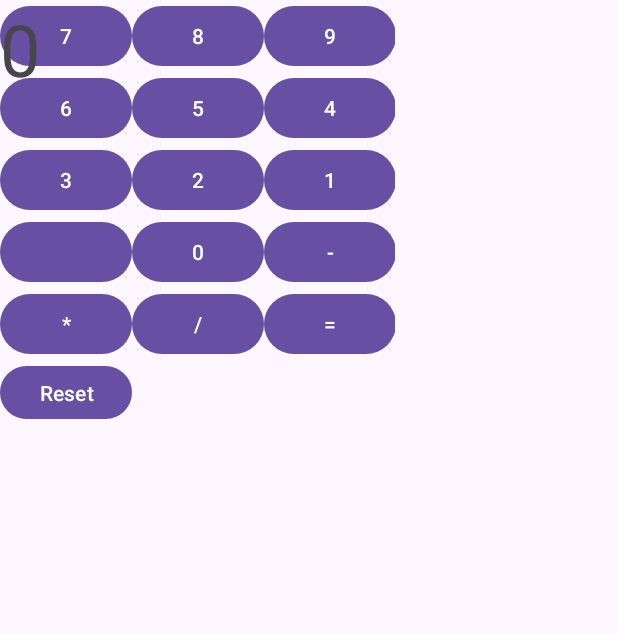
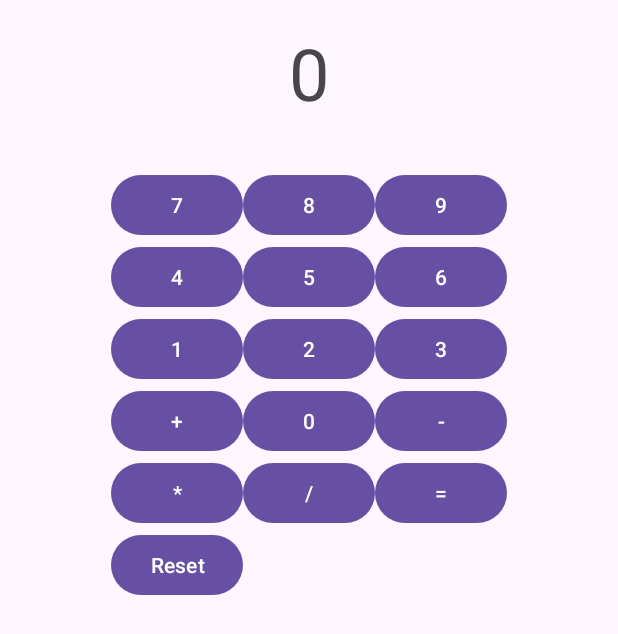
Before and after one commit to dils1809/Calculator, an Android app: the screen it shows after launch (MainActivity), on a phone screen of 412 x 824 dp. Shown: the top 634 px of the screen. Run offline under Robolectric (Android 15) with nearby library versions, the phone set to English and light mode, and no system bars.

Commit message:
first commit

```diff
--- a/app/src/main/res/layout/activity_main.xml
+++ b/app/src/main/res/layout/activity_main.xml
@@ -5,113 +5,126 @@
     android:id="@+id/main"
     android:layout_width="match_parent"
     android:layout_height="match_parent"
-    android:onClick="calcular"
     tools:context=".MainActivity">
 
+    <TextView
+        android:id="@+id/resultado"
+        android:layout_width="0dp"
+        android:layout_height="wrap_content"
+        android:text="0"
+        android:textSize="48sp"
+        android:gravity="center_horizontal"
+        android:layout_marginTop="16dp"
+        app:layout_constraintTop_toTopOf="parent"
+        app:layout_constraintStart_toStartOf="parent"
+        app:layout_constraintEnd_toEndOf="parent"/>
+
     <TableLayout
-        android:layout_width="263dp"
-        android:layout_height="283dp"
-        tools:layout_editor_absoluteX="63dp"
-        tools:layout_editor_absoluteY="318dp">
+        android:layout_width="wrap_content"
+        android:layout_height="wrap_content"
+        app:layout_constraintTop_toBottomOf="@id/resultado"
+        app:layout_constraintStart_toStartOf="parent"
+        app:layout_constraintEnd_toEndOf="parent"
+        android:layout_marginTop="32dp">
 
         <TableRow
             android:layout_width="wrap_content"
-            android:layout_height="match_parent">
+            android:layout_height="wrap_content">
 
             <Button
-                android:id="@+id/button"
+                android:id="@+id/button_7"
                 android:layout_width="wrap_content"
                 android:layout_height="wrap_content"
                 android:onClick="calcular"
                 android:text="7" />
 
             <Button
-                android:id="@+id/button2"
+                android:id="@+id/button_8"
                 android:layout_width="wrap_content"
                 android:layout_height="wrap_content"
                 android:onClick="calcular"
                 android:text="8" />
 
             <Button
-                android:id="@+id/button3"
+                android:id="@+id/button_9"
                 android:layout_width="wrap_content"
                 android:layout_height="wrap_content"
                 android:onClick="calcular"
                 android:text="9" />
-
         </TableRow>
 
         <TableRow
-            android:layout_width="match_parent"
-            android:layout_height="match_parent">
+            android:layout_width="wrap_content"
+            android:layout_height="wrap_content">
 
             <Button
-                android:id="@+id/button"
+                android:id="@+id/button_4"
                 android:layout_width="wrap_content"
                 android:layout_height="wrap_content"
                 android:onClick="calcular"
-                android:text="6" />
+                android:text="4" />
 
             <Button
-                android:id="@+id/button2"
+                android:id="@+id/button_5"
                 android:layout_width="wrap_content"
                 android:layout_height="wrap_content"
                 android:onClick="calcular"
                 android:text="5" />
 
             <Button
-                android:id="@+id/button3"
+                android:id="@+id/button_6"
                 android:layout_width="wrap_content"
                 android:layout_height="wrap_content"
                 android:onClick="calcular"
-                android:text="4" />
+                android:text="6" />
         </TableRow>
 
         <TableRow
-            android:layout_width="match_parent"
-            android:layout_height="match_parent">
+            android:layout_width="wrap_content"
+            android:layout_height="wrap_content">
 
             <Button
-                android:id="@+id/button"
+                android:id="@+id/button_1"
                 android:layout_width="wrap_content"
                 android:layout_height="wrap_content"
                 android:onClick="calcular"
-                android:text="3" />
+                android:text="1" />
 
             <Button
-                android:id="@+id/button2"
+                android:id="@+id/button_2"
                 android:layout_width="wrap_content"
                 android:layout_height="wrap_content"
                 android:onClick="calcular"
                 android:text="2" />
 
             <Button
-                android:id="@+id/button3"
+                android:id="@+id/button_3"
                 android:layout_width="wrap_content"
                 android:layout_height="wrap_content"
-                android:text="1" />
+                android:onClick="calcular"
+                android:text="3" />
         </TableRow>
 
         <TableRow
-            android:layout_width="match_parent"
-            android:layout_height="match_parent">
+            android:layout_width="wrap_content"
+            android:layout_height="wrap_content">
 
             <Button
-                android:id="@+id/button"
+                android:id="@+id/button_plus"
                 android:layout_width="wrap_content"
                 android:layout_height="wrap_content"
                 android:onClick="calcular"
-                tools:text="+" />
+                android:text="+" />
 
             <Button
-                android:id="@+id/button2"
+                android:id="@+id/button_0"
                 android:layout_width="wrap_content"
                 android:layout_height="wrap_content"
                 android:onClick="calcular"
                 android:text="0" />
 
             <Button
-                android:id="@+id/button3"
+                android:id="@+id/button_minus"
                 android:layout_width="wrap_content"
                 android:layout_height="wrap_content"
                 android:onClick="calcular"
@@ -119,25 +132,25 @@
         </TableRow>
 
         <TableRow
-            android:layout_width="match_parent"
-            android:layout_height="match_parent">
+            android:layout_width="wrap_content"
+            android:layout_height="wrap_content">
 
             <Button
-                android:id="@+id/button"
+                android:id="@+id/button_multiply"
                 android:layout_width="wrap_content"
                 android:layout_height="wrap_content"
                 android:onClick="calcular"
                 android:text="*" />
 
             <Button
-                android:id="@+id/button2"
+                android:id="@+id/button_divide"
                 android:layout_width="wrap_content"
                 android:layout_height="wrap_content"
                 android:onClick="calcular"
                 android:text="/" />
 
             <Button
-                android:id="@+id/button3"
+                android:id="@+id/button_equals"
                 android:layout_width="wrap_content"
                 android:layout_height="wrap_content"
                 android:onClick="calcular"
@@ -145,27 +158,17 @@
         </TableRow>
 
         <TableRow
-            android:layout_width="match_parent"
-            android:layout_height="match_parent">
+            android:layout_width="wrap_content"
+            android:layout_height="wrap_content">
 
             <Button
-                android:id="@+id/button2"
+                android:id="@+id/button_reset"
                 android:layout_width="wrap_content"
                 android:layout_height="wrap_content"
-                android:onClick="calcular"
+                android:onClick="resetCalculator"
                 android:text="Reset" />
-
         </TableRow>
 
     </TableLayout>
 
-    <TextView
-        android:id="@+id/resultado"
-        android:layout_width="wrap_content"
-        android:layout_height="wrap_content"
-        android:text="0"
-        android:textSize="48sp"
-        tools:layout_editor_absoluteX="299dp"
-        tools:layout_editor_absoluteY="162dp" />
-
 </androidx.constraintlayout.widget.ConstraintLayout>
```
Also changed, not shown: app/src/main/java/com/example/calculator/MainActivity.kt (+20 -10 lines), 1 other file.
